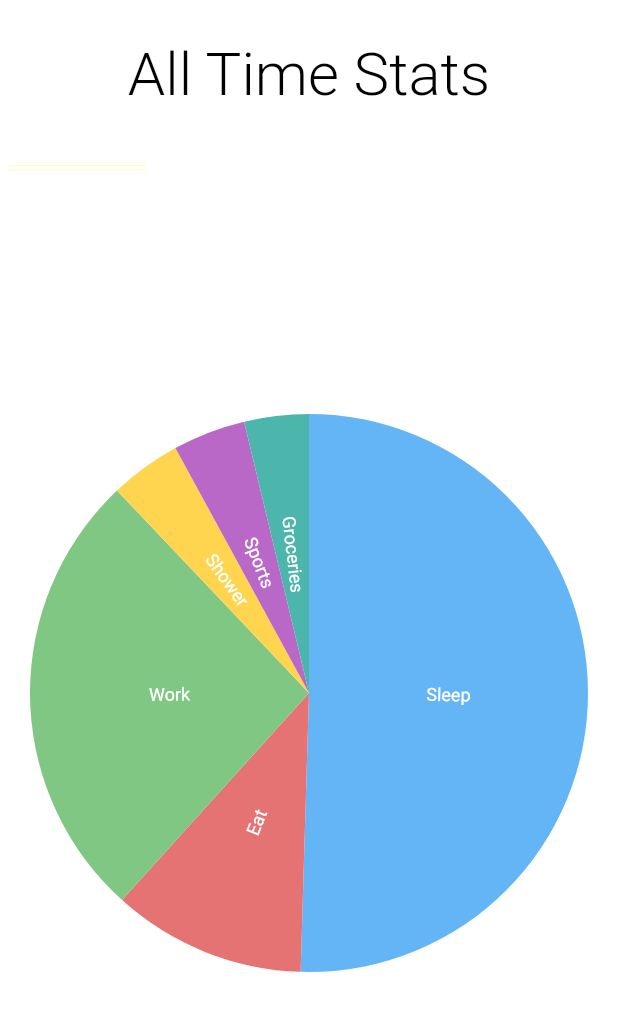
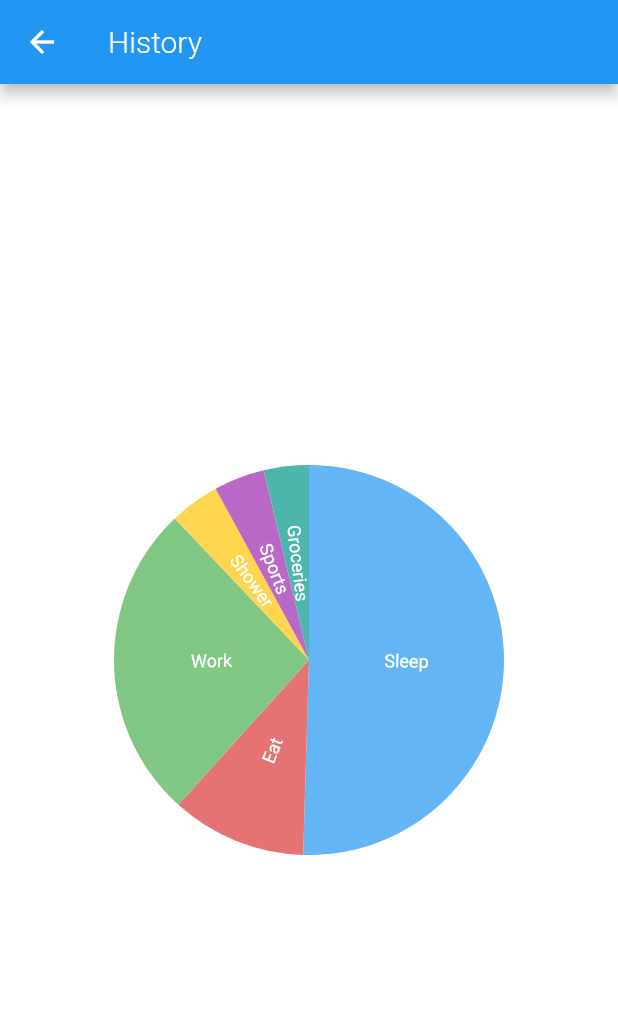
Before and after one commit to coffeecoding/EazyTime, a Flutter app: the screen it shows after launch, swiped to page 3, on a phone screen of 412 x 824 dp. Shown: the top 1011 px of the screen. Run offline on Flutter 3.47's test engine with Material 2 defaults, Android fonts, the phone set to English and light mode, and no system bars; our stand-ins replace charts_flutter.

Commit message:
Added Scaffold to pages 0, 2 and improved UI

```diff
--- a/lib/main.dart
+++ b/lib/main.dart
@@ -65,16 +65,33 @@ class _MyHomePageState extends State<MyHomePage> {
         scrollDirection: Axis.horizontal,
         controller: _pageController,
         children: [
-          Container(
+          Scaffold(
+            appBar: AppBar(title: Text('History', style: NormalTextStyle()), actions: [
+              IconButton(icon: Icon(Icons.arrow_forward), onPressed: () {
+                _pageController.animateToPage(1, duration:
+                Duration(milliseconds: 500), curve: Curves.easeOut); })
+            ]),
+            body: Container(
                 alignment: Alignment.center,
                 color: Colors.white,
+                child: Column(
+                    mainAxisAlignment: MainAxisAlignment.spaceAround,
+                    children: [
+                      Expanded(
                         child: SingleChildScrollView(
                           controller: _historyChartScroller,
                           scrollDirection: Axis.horizontal,
                           child: SizedBox(
                               width: 500,
                               height: 300,
-                      child: buildHistoryChart(context)))),
+                              child: buildHistoryChart(context))),
+                      ),
+                      Wrap(
+                        children: buildHistoryLegend()
+                      )
+                    ]
+                )),
+          ),
           Column(
             children: [
               Row(mainAxisAlignment: MainAxisAlignment.center, children: [
@@ -242,20 +259,18 @@ class _MyHomePageState extends State<MyHomePage> {
               )),
             ],
           ),
-          Container(
+          Scaffold(
+            appBar: AppBar(
+              leading: IconButton(icon: Icon(Icons.arrow_back), onPressed: () {
+                _pageController.animateToPage(1, duration: Duration(milliseconds: 500), curve: Curves.easeOut);
+              }),
+              title: Text('History', style: NormalTextStyle())),
+            body: Container(
                 color: Colors.white,
                 alignment: Alignment.center,
-              child: Column(
-                mainAxisAlignment: MainAxisAlignment.spaceAround,
-                children: [
-                  Container(
-                    height: 100,
-                    alignment: Alignment.center,
-                    child: Text('All Time Stats', style: PrimaryTextStyle(Colors.black))
+                  child: SizedBox(height: 300, child: buildAllTimeChart(context)!),
                 ),
-                  Expanded(child: SizedBox(height: 300, child: buildAllTimeChart(context)!)),
-                ],
-              )),
+          ),
         ],
       ),
     );
@@ -263,6 +278,17 @@ class _MyHomePageState extends State<MyHomePage> {
 
   onNavigateHere(dynamic val) {
     setState(() { });
+  }
+
+  List<Widget> buildHistoryLegend() {
+   return _activities.map((a) => Container(
+    height: 30, width: 80, child: Row(
+     children: [
+       Container(height: 15, width: 15, margin: EdgeInsets.symmetric(horizontal: 4.0), color: Colors.blue),
+       Text(a, style: LegendTextStyle(Colors.black))
+     ],
+   ),
+   )).toList();
   }
 
   Widget? buildAllTimeChart(BuildContext context) {
@@ -333,7 +359,7 @@ class _MyHomePageState extends State<MyHomePage> {
         data: _entry.value.portionSeries));
     }
 
-    return StackedBarChart(data, animate: true, title: 'History');
+    return StackedBarChart(data, animate: true);
   }
 
   Widget? buildStackedChart(BuildContext context) {
@@ -363,7 +389,7 @@ class _MyHomePageState extends State<MyHomePage> {
         displayName: _key,
       ));
     }
-    return StackedBarChart(data, animate: true, title: '');
+    return StackedBarChart(data, animate: true);
   }
 
   List<charts.Series<Activity, int>> getChartData() {
--- a/lib/stacked_bar_chart.dart
+++ b/lib/stacked_bar_chart.dart
@@ -5,9 +5,8 @@ import 'package:flutter_eazytime/styles.dart';
 class StackedBarChart extends StatelessWidget {
   final List<charts.Series<dynamic,String>> seriesList;
   final bool? animate;
-  final String? title;
 
-  StackedBarChart(this.seriesList, {this.animate, this.title});
+  StackedBarChart(this.seriesList, {this.animate});
 
   /// Creates a stacked [BarChart] with sample data and no transition.
   factory StackedBarChart.withSampleData() {
@@ -34,7 +33,7 @@ class StackedBarChart extends StatelessWidget {
             desiredMinTickCount: 6,
             desiredTickCount: 8)
       ),
-      behaviors: [
+      /*behaviors: [
         new charts.SeriesLegend(
             position: charts.BehaviorPosition.bottom,
             cellPadding: EdgeInsets.all(5),
@@ -43,13 +42,8 @@ class StackedBarChart extends StatelessWidget {
               color: charts.MaterialPalette.black,
               fontSize: 10,
               fontFamily: 'Segoe UI'
-            )),
-        new charts.ChartTitle(
-            title,
-            titleDirection: charts.ChartTitleDirection.horizontal,
-            behaviorPosition: charts.BehaviorPosition.top
-        )
-      ],
+            ))
+      ],*/
     );
   }
 
--- a/lib/styles.dart
+++ b/lib/styles.dart
@@ -51,6 +51,16 @@ class SmallSpacedTextStyle extends TextStyle {
   );
 }
 
+class LegendTextStyle extends TextStyle {
+  LegendTextStyle([Color color = Colors.white]) : super(
+      color: color,
+      fontSize: 10.0,
+      decoration: TextDecoration.none,
+      fontFamily: 'Roboto',
+      fontWeight: FontWeight.w300
+  );
+}
+
 class ColorSpec {
   static Color myBlue = Colors.blue.shade300;
   static Color myRed = Colors.red.shade300;
```
Lines whose indentation alone changed are shown as unchanged.
